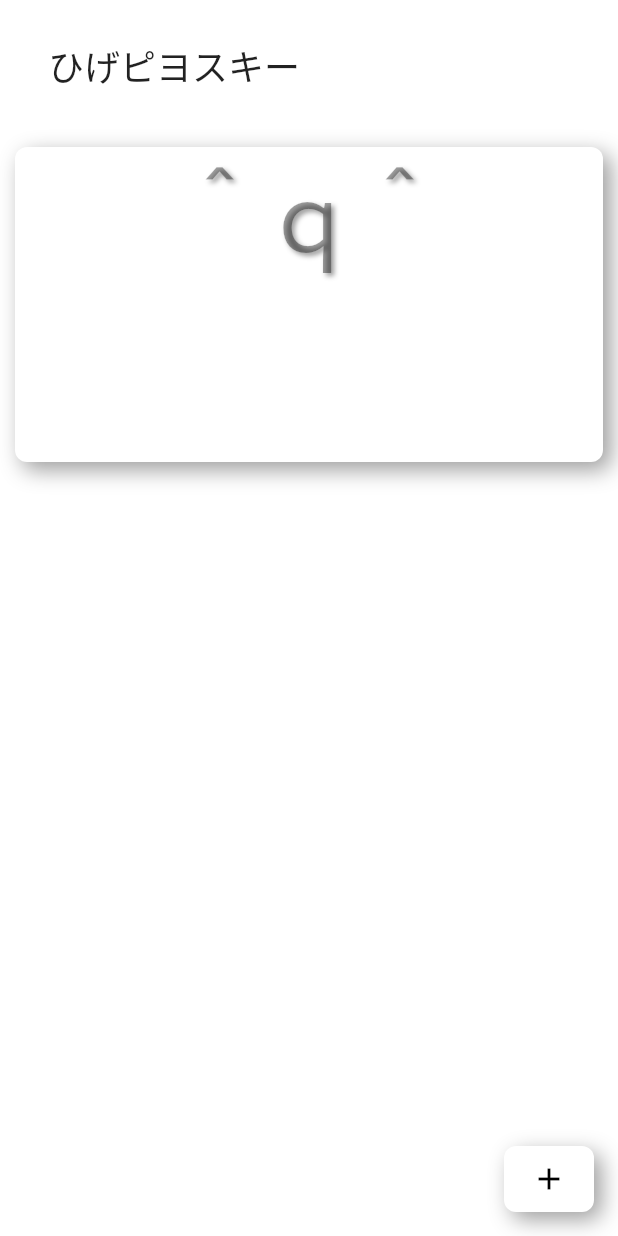
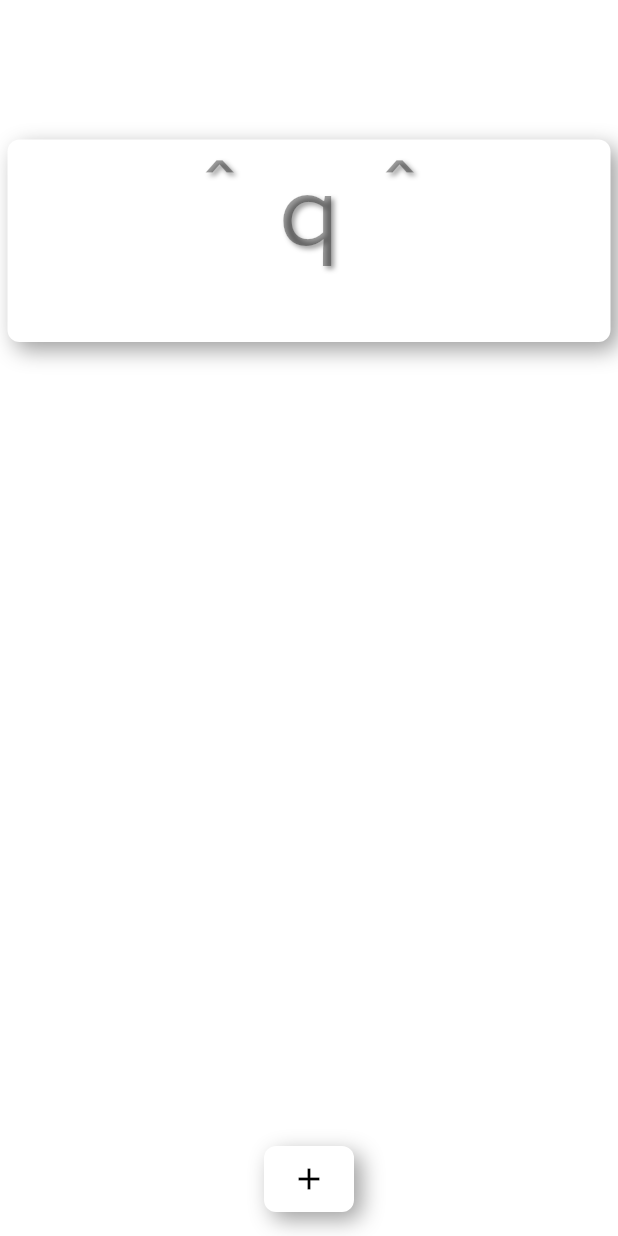
Before and after one commit to higedamc/higePiyoSkii, a Flutter app: the screen it shows after launch, on a phone screen of 412 x 824 dp. Run offline on Flutter 3.47's test engine with Material 2 defaults, Android fonts, the phone set to English and light mode, and no system bars; drawn by our look-alikes of flutter_neumorphic.

Commit message:
各種パッケージ追加。

```diff
--- a/lib/main.dart
+++ b/lib/main.dart
@@ -1,5 +1,6 @@
 import 'package:flutter/material.dart';
 import 'package:flutter_neumorphic/flutter_neumorphic.dart';
+import 'package:uuid/uuid.dart';
 
 void main() {
   runApp(MyApp());
@@ -23,7 +24,7 @@ class MyApp extends StatelessWidget {
         lightSource: LightSource.topLeft,
         depth: 6,
       ),
-      home: MyHomePage(title: 'ひげピヨスキー'),
+      home: MyHomePage(title: ''),
     );
   }
 }
@@ -73,8 +74,8 @@ class _MyHomePageState extends State<MyHomePage> {
           children: <Widget>[
             Center(
               child: Container(
-                padding: EdgeInsets.fromLTRB(10, 10, 10, 0),
-                height: 220,
+                padding: EdgeInsets.fromLTRB(5, 5, 5, 0),
+                height: 140,
                 width: double.maxFinite,
                 child: Neumorphic(
                   // color: Colors.transparent,
@@ -97,10 +98,15 @@ class _MyHomePageState extends State<MyHomePage> {
         ),
       ),
       floatingActionButton: NeumorphicButton(
-        onPressed: (){},
+        onPressed: (){
+          // var uuid = Uuid();
+          // var result = uuid.v4();
+
+        },
         tooltip: 'Increment',
         child: Icon(Icons.add),
-      ), // This trailing comma makes auto-formatting nicer for build methods.
+      ),
+      floatingActionButtonLocation: FloatingActionButtonLocation.centerFloat, // This trailing comma makes auto-formatting nicer for build methods.
     );
   }
 }
--- a/pubspec.yaml
+++ b/pubspec.yaml
@@ -24,6 +24,8 @@ dependencies:
   flutter:
     sdk: flutter
   flutter_neumorphic: ^3.0.1
+  uuid: ^2.1.0
+  flutter_inappwebview: ^3.4.0+1
 
 
   # The following adds the Cupertino Icons font to your application.
```
Also changed, not shown: lib/screens/post_screen.dart (added), pubspec.lock, 8 other files.
